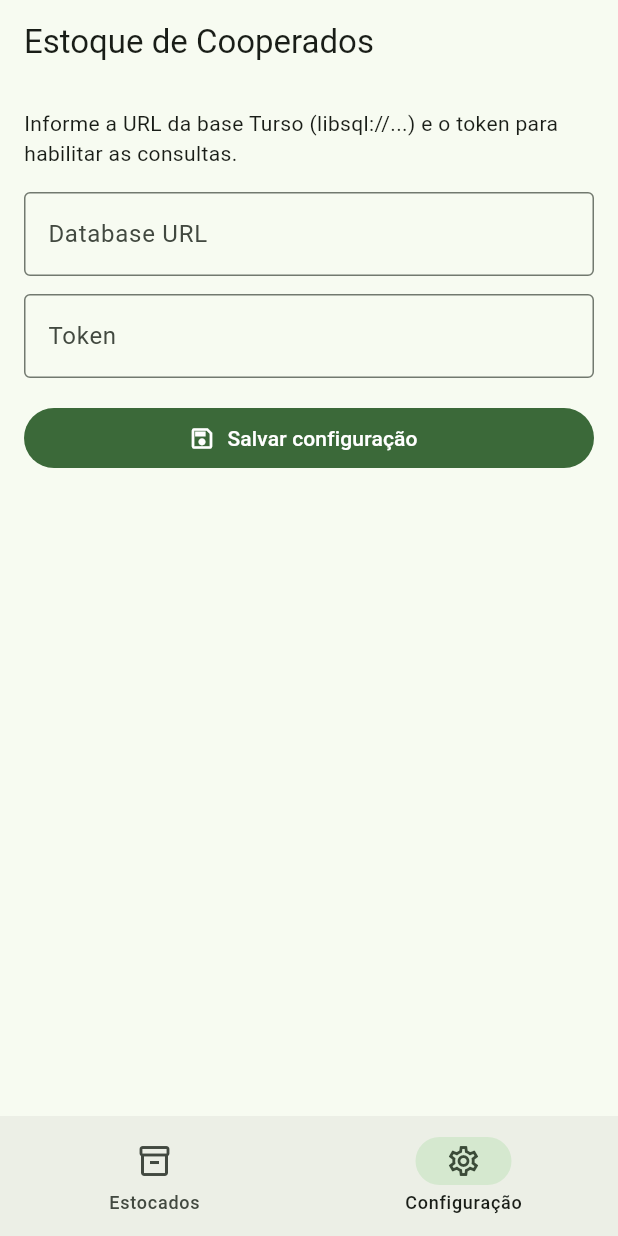
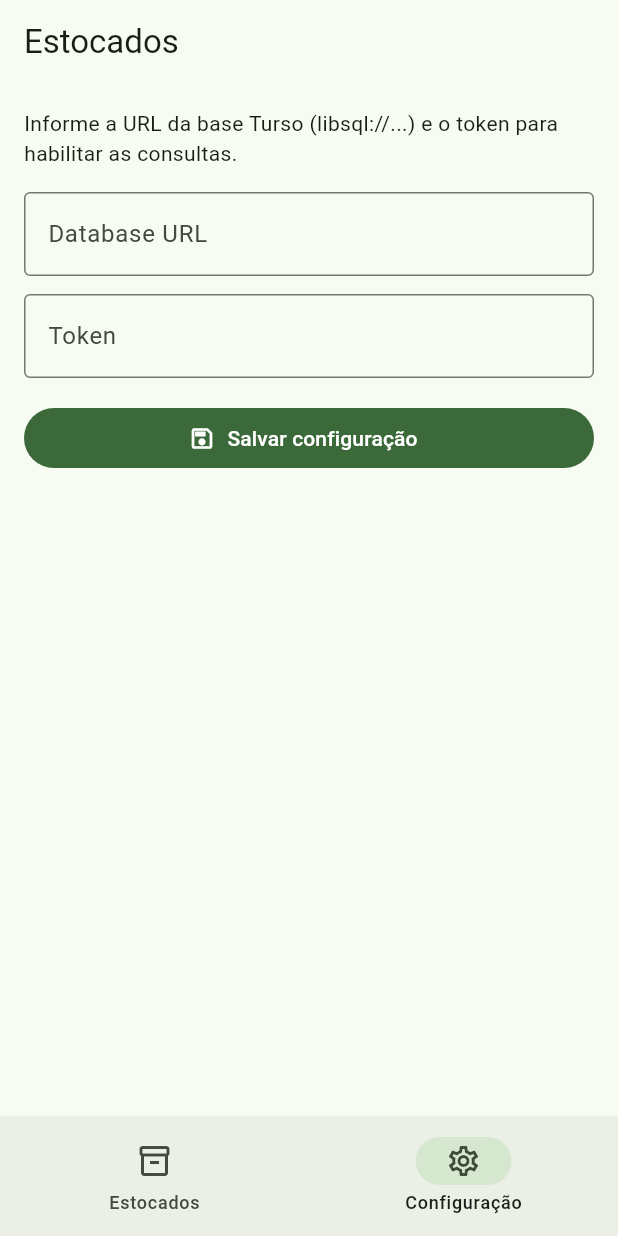
Before and after one commit to LeoLira1/estocados, a Flutter app: the screen it shows after launch, item 2 of the bottom bar chosen, on a phone screen of 412 x 824 dp. Run offline on Flutter 3.47's test engine with Material 3 defaults, Android fonts, the phone set to English and light mode, and no system bars; our stand-ins replace shared_preferences.

Commit message:
chore: rename app display name to Estocados
https://claude.ai/code/session_01SCPrHEe6i7gn6LuC5VLiKr

```diff
--- a/lib/main.dart
+++ b/lib/main.dart
@@ -14,7 +14,7 @@ class EstocadosApp extends StatelessWidget {
   @override
   Widget build(BuildContext context) {
     return MaterialApp(
-      title: 'Estocados Cooperados',
+      title: 'Estocados',
       debugShowCheckedModeBanner: false,
       theme: ThemeData(colorSchemeSeed: Colors.green, useMaterial3: true),
       home: const AppShell(),
@@ -36,7 +36,7 @@ class _AppShellState extends State<AppShell> {
   @override
   Widget build(BuildContext context) {
     return Scaffold(
-      appBar: AppBar(title: const Text('Estoque de Cooperados')),
+      appBar: AppBar(title: const Text('Estocados')),
       body: _pages[_index],
       bottomNavigationBar: NavigationBar(
         selectedIndex: _index,
```
Also changed, not shown: 2 other files.
